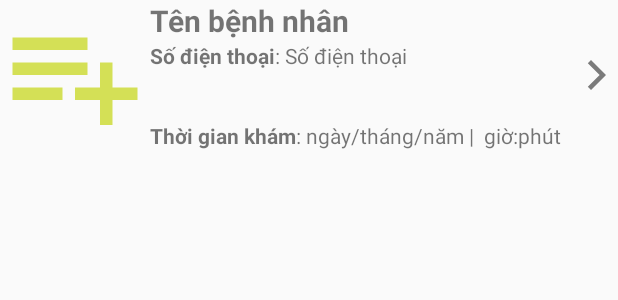
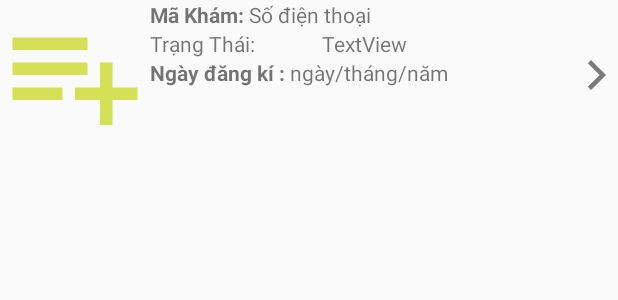
Before and after one commit to dongle1999/NoName-master, an Android app: the layout custom_listview_bac_si_lich_kham.xml on its own in the app's theme, with its tools: preview values and no code run, on a phone screen of 412 x 824 dp. Shown: the top 300 px of the screen. Run offline under Robolectric (Android 15) with nearby library versions, the phone set to English and light mode, and no system bars; network calls fail.

Commit message:
Update ngày 17/4

```diff
--- a/app/src/main/java/com/example/noname/Adapter/LichKham_BacSi_Adapter.java
+++ b/app/src/main/java/com/example/noname/Adapter/LichKham_BacSi_Adapter.java
@@ -35,13 +35,11 @@ public class LichKham_BacSi_Adapter extends ArrayAdapter<LichKham_BacSi> {
         LayoutInflater inflater=this.context.getLayoutInflater();
         View row=inflater.inflate(this.resource,null);
 
-        TextView txtTenBenhNhan= row.findViewById(R.id.txtTenBenhNhan_CustomLv_BacSi_LichKham);
         TextView txtSoDienThoai=row.findViewById(R.id.txtSoDienThoai_CustomLv_BacSi_LichKham);
-        TextView txtNgayKham=row.findViewById(R.id.txtNgayKham_CustomLv_BacSi_LichKham);
-        TextView txtThoiGianKham=row.findViewById(R.id.txtThoiGianKham_CustomLv_BacSi_LichKham);
+        TextView txtNgayKham=row.findViewById(R.id.txttrangthai_CustomLv_BacSi_LichKham);
+        TextView txtThoiGianKham=row.findViewById(R.id.txtNgayKham_CustomLv_BacSi_LichKham);
 
         LichKham_BacSi lichKham=this.objects.get(position);
-        txtTenBenhNhan.setText(lichKham.getTenBenhNhan());
         txtSoDienThoai.setText(lichKham.getSoDienThoai());
         txtNgayKham.setText(lichKham.getNgayKham());
         txtThoiGianKham.setText(lichKham.getThoiGianKham());
--- a/app/src/main/java/com/example/noname/Model/LichKham_BacSi.java
+++ b/app/src/main/java/com/example/noname/Model/LichKham_BacSi.java
@@ -9,9 +9,8 @@ public class LichKham_BacSi implements Serializable {
     public LichKham_BacSi() {
     }
 
-    public LichKham_BacSi(int ma, String tenBenhNhan, String soDienThoai, String ngayKham, String thoiGianKham) {
+    public LichKham_BacSi(int ma, String soDienThoai, String ngayKham, String thoiGianKham) {
         this.ma = ma;
-        this.tenBenhNhan = tenBenhNhan;
         this.soDienThoai = soDienThoai;
         this.ngayKham = ngayKham;
         this.thoiGianKham = thoiGianKham;
--- a/app/src/main/java/com/example/noname/TrangBacSi/BacSi_DangNhapBacSi.java
+++ b/app/src/main/java/com/example/noname/TrangBacSi/BacSi_DangNhapBacSi.java
@@ -69,16 +69,11 @@ public class BacSi_DangNhapBacSi extends AppCompatActivity {
                 (prefname, MODE_PRIVATE);
         //tạo đối tượng Editor để lưu thay đổi
         SharedPreferences.Editor editor=pre.edit();
-
-
         //xóa mọi lưu trữ trước đó
         editor.clear();
-
         //lưu vào editor
         editor.putString("email", user);
         editor.putString("id", pwd);
-
-
         //chấp nhận lưu xuống file
         editor.commit();
     }
--- a/app/src/main/java/com/example/noname/TrangBenhNhan/Fragment/Fragment_BenhNhan_DatLichKham.java
+++ b/app/src/main/java/com/example/noname/TrangBenhNhan/Fragment/Fragment_BenhNhan_DatLichKham.java
@@ -253,6 +253,7 @@ public class Fragment_BenhNhan_DatLichKham extends Fragment {
                 if(jsonObject.getString("result").equals("ok"))
                 {
                     dialog.dismiss();
+                    getActivity().recreate();
                     Toast.makeText(getView().getContext(),"Đặt lịch khám thành công !",Toast.LENGTH_LONG).show();
                 }
 
--- a/app/src/main/res/layout/custom_listview_bac_si_lich_kham.xml
+++ b/app/src/main/res/layout/custom_listview_bac_si_lich_kham.xml
@@ -19,14 +19,6 @@
             android:layout_weight="1"
             android:orientation="vertical">
 
-            <TextView
-                android:id="@+id/txtTenBenhNhan_CustomLv_BacSi_LichKham"
-                android:layout_width="match_parent"
-                android:layout_height="wrap_content"
-                android:text="Tên bệnh nhân"
-                android:textSize="20dp"
-                android:textStyle="bold" />
-
             <LinearLayout
                 android:layout_width="match_parent"
                 android:layout_height="wrap_content"
@@ -35,13 +27,8 @@
                 <TextView
                     android:layout_width="wrap_content"
                     android:layout_height="wrap_content"
-                    android:text="@string/title_SoDienThoai"
+                    android:text="Mã Khám:"
                     android:textStyle="bold" />
-
-                <TextView
-                    android:layout_width="wrap_content"
-                    android:layout_height="wrap_content"
-                    android:text=":" />
 
                 <TextView
                     android:id="@+id/txtSoDienThoai_CustomLv_BacSi_LichKham"
@@ -54,7 +41,27 @@
 
             <LinearLayout
                 android:layout_width="match_parent"
-                android:layout_height="match_parent"
+                android:layout_height="wrap_content"
+                android:orientation="horizontal">
+
+                <TextView
+                    android:id="@+id/textView4"
+                    android:layout_width="2dp"
+                    android:layout_height="wrap_content"
+                    android:layout_weight="1"
+                    android:text="Trạng Thái:" />
+
+                <TextView
+                    android:id="@+id/txttrangthai_CustomLv_BacSi_LichKham"
+                    android:layout_width="wrap_content"
+                    android:layout_height="wrap_content"
+                    android:layout_weight="1"
+                    android:text="TextView" />
+            </LinearLayout>
+
+            <LinearLayout
+                android:layout_width="match_parent"
+                android:layout_height="wrap_content"
                 android:layout_gravity="bottom"
                 android:orientation="horizontal">
 
@@ -62,14 +69,8 @@
                     android:layout_width="wrap_content"
                     android:layout_height="wrap_content"
                     android:layout_gravity="bottom"
-                    android:text="@string/title_ThoiGianKham"
+                    android:text="Ngày đăng kí :"
                     android:textStyle="bold" />
-
-                <TextView
-                    android:layout_width="wrap_content"
-                    android:layout_height="wrap_content"
-                    android:layout_gravity="bottom"
-                    android:text=":" />
 
                 <TextView
                     android:id="@+id/txtNgayKham_CustomLv_BacSi_LichKham"
@@ -79,21 +80,6 @@
                     android:layout_marginLeft="3dp"
                     android:text="ngày/tháng/năm" />
 
-                <TextView
-                    android:layout_width="wrap_content"
-                    android:layout_height="wrap_content"
-                    android:layout_gravity="bottom"
-                    android:layout_marginLeft="3dp"
-                    android:layout_marginRight="3dp"
-                    android:text="|" />
-
-                <TextView
-                    android:id="@+id/txtThoiGianKham_CustomLv_BacSi_LichKham"
-                    android:layout_width="wrap_content"
-                    android:layout_height="wrap_content"
-                    android:layout_gravity="bottom"
-                    android:layout_marginLeft="3dp"
-                    android:text="giờ:phút" />
             </LinearLayout>
 
 
```
Also changed, not shown: app/src/main/java/com/example/noname/TrangBacSi/Fragment/Fragment_BacSi_LichKham.java (+238 -12 lines), app/src/main/java/com/example/noname/TrangBenhNhan/Fragment/Fragment_BenhNhan_LichSuKhamBenh.java (+129 -21 lines), app/src/main/res/layout/custom_listview_benh_nhan_lich_su_kham_benh.xml (+4 -4 lines).
